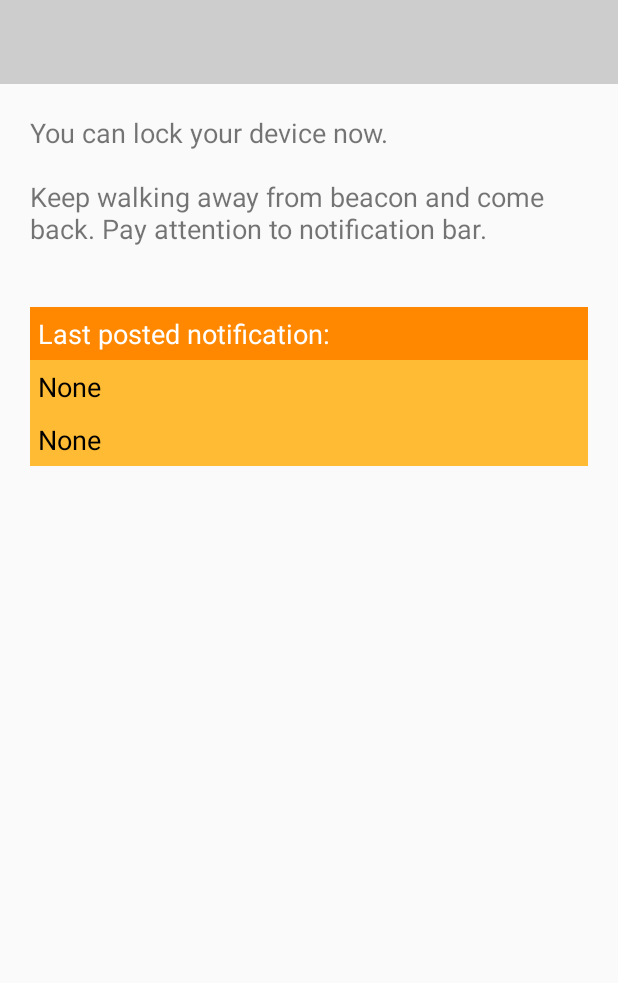
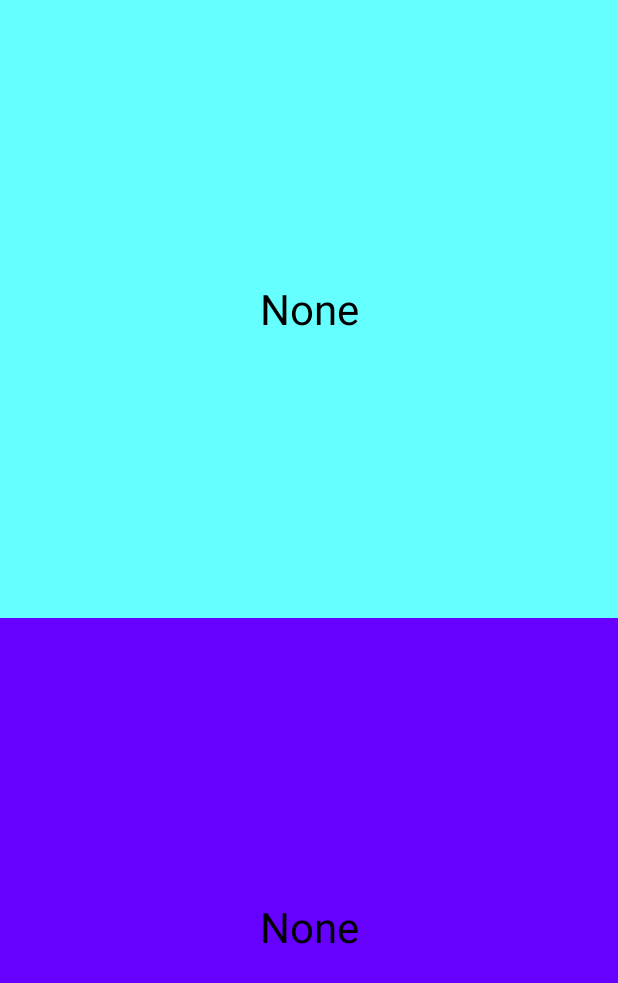
Before and after one commit to KFU-Smart-Cart/BeaconNotifyDemo-Disconnected, an Android app: the layout notify_demo.xml on its own in the app's theme, with its tools: preview values and no code run, on a phone screen of 412 x 824 dp. Shown: the top 983 px of the screen. Run offline under Robolectric (Android 15) with nearby library versions, the phone set to English and light mode, and no system bars.

Commit message:
1-Notify at start 2-fix layout and notification

```diff
--- a/src/main/AndroidManifest.xml
+++ b/src/main/AndroidManifest.xml
@@ -24,7 +24,7 @@
       android:theme="@style/EstimoteTheme">
 
     <activity
-        android:name=".activities.AllDemosActivity"
+        android:name=".activities.NotifyDemoActivity"
         android:label="Estimote Demos"
         android:screenOrientation="portrait">
       <intent-filter>
@@ -52,7 +52,7 @@
               android:label="Distance Demo"
               android:screenOrientation="portrait"/>
 
-    <activity android:name=".activities.NotifyDemoActivity"
+    <activity android:name=".activities.AllDemosActivity"
               android:label="Notify Demo"
               android:screenOrientation="portrait"/>
 
--- a/src/main/java/com/estimote/examples/demos/activities/NotifyDemoActivity.java
+++ b/src/main/java/com/estimote/examples/demos/activities/NotifyDemoActivity.java
@@ -6,6 +6,7 @@ import android.app.PendingIntent;
 import android.content.Context;
 import android.content.Intent;
 import android.os.Bundle;
+import android.support.v7.app.AppCompatActivity;
 import android.widget.TextView;
 
 import com.estimote.examples.demos.R;
@@ -28,7 +29,7 @@ import static com.estimote.sdk.BeaconManager.MonitoringListener;
  *
  * @author wiktor@estimote.com (Wiktor Gworek)
  */
-public class NotifyDemoActivity extends BaseActivity {
+public class NotifyDemoActivity extends AppCompatActivity {
 
     private static final int ICE_NOTIFICATION_ID = 123;
     private static final int BLUEBERRY_NOTIFICATION_ID = 123;
@@ -38,14 +39,15 @@ public class NotifyDemoActivity extends BaseActivity {
     private Region iceRegion;
     private Region blueberryRegion;
 
-    @Override
-    protected int getLayoutResId() {
-        return R.layout.notify_demo;
-    }
+//    @Override
+//    protected int getLayoutResId() {
+//        return R.layout.notify_demo;
+//    }
 
     @Override
     protected void onCreate(Bundle savedInstanceState) {
         super.onCreate(savedInstanceState);
+        setContentView(R.layout.notify_demo);
 
         // Beacon 1 "ice" info
         UUID iceUUID = UUID.fromString("B9407F30-F5F8-466E-AFF9-25556B57FE6D");
@@ -108,6 +110,7 @@ public class NotifyDemoActivity extends BaseActivity {
 
     private void postNotification(String Identifier , Boolean states) {
         String msg = states ? Identifier+" Entered region" : Identifier+" Exited region";
+        int beaconColor = R.drawable.beacon_gray;
         Intent notifyIntent = new Intent(NotifyDemoActivity.this, NotifyDemoActivity.class);
         notifyIntent.setFlags(Intent.FLAG_ACTIVITY_SINGLE_TOP);
         PendingIntent pendingIntent = PendingIntent.getActivities(
@@ -115,8 +118,14 @@ public class NotifyDemoActivity extends BaseActivity {
                 0,
                 new Intent[]{notifyIntent},
                 PendingIntent.FLAG_UPDATE_CURRENT);
+
+        if (Identifier.equals("ice")) {
+            beaconColor = R.drawable.beacon_ice;
+        }else if (Identifier.equals("blueberry")) {
+            beaconColor = R.drawable.beacon_blueberry;
+        }
         Notification notification = new Notification.Builder(NotifyDemoActivity.this)
-                .setSmallIcon(R.drawable.beacon_gray)
+                .setSmallIcon((beaconColor))
                 .setContentTitle("Notify Demo")
                 .setContentText(msg)
                 .setAutoCancel(true)
@@ -128,8 +137,8 @@ public class NotifyDemoActivity extends BaseActivity {
         notificationManager.notify(ICE_NOTIFICATION_ID, notification);
         notificationManager.notify(BLUEBERRY_NOTIFICATION_ID, notification);
 
-        TextView iceStatusTextView = (TextView) findViewById(R.id.ice_status);
         if (Identifier.equals("ice")) {
+            TextView iceStatusTextView = (TextView) findViewById(R.id.ice_status);
             String iceMsg = states ? "Ice Entered region" : "Ice Exited region";
             iceStatusTextView.setText(iceMsg);
         }else if (Identifier.equals("blueberry")) {
--- a/src/main/res/layout/notify_demo.xml
+++ b/src/main/res/layout/notify_demo.xml
@@ -3,54 +3,29 @@
 <LinearLayout xmlns:android="http://schemas.android.com/apk/res/android"
     android:layout_width="match_parent"
     android:layout_height="match_parent"
-    android:orientation="vertical"
-    >
+    android:orientation="vertical">
 
-  <include layout="@layout/toolbar" android:id="@+id/toolbar" />
+    <TextView
+        android:id="@+id/ice_status"
+        android:layout_width="match_parent"
+        android:layout_height="match_parent"
+        android:layout_weight=".5"
+        android:background="@color/ice"
+        android:gravity="center"
+        android:text="None"
+        android:textColor="@android:color/black"
+        android:textSize="28sp" />
 
-  <TextView
-      android:layout_width="match_parent"
-      android:layout_height="wrap_content"
-      android:padding="20dp"
-      android:textSize="18sp"
-      android:text="You can lock your device now.\n\nKeep walking away from beacon and come back. Pay attention to notification bar."
-      />
 
-  <TextView
-      android:layout_width="match_parent"
-      android:layout_height="wrap_content"
-      android:layout_marginTop="20dp"
-      android:layout_marginLeft="20dp"
-      android:layout_marginRight="20dp"
-      android:padding="5dp"
-      android:background="@android:color/holo_orange_dark"
-      android:textColor="@android:color/white"
-      android:text="Last posted notification:"
-      android:textSize="18sp"
-      />
-
-  <TextView
-      android:id="@+id/ice_status"
-      android:layout_width="match_parent"
-      android:layout_height="wrap_content"
-      android:layout_marginRight="20dp"
-      android:layout_marginLeft="20dp"
-      android:padding="5dp"
-      android:background="@android:color/holo_orange_light"
-      android:textColor="@android:color/black"
-      android:text="None"
-      android:textSize="18sp"
-      />
     <TextView
         android:id="@+id/blueberry_status"
         android:layout_width="match_parent"
-        android:layout_height="wrap_content"
-        android:layout_marginRight="20dp"
-        android:layout_marginLeft="20dp"
-        android:padding="5dp"
-        android:background="@android:color/holo_orange_light"
+        android:layout_height="match_parent"
+        android:layout_weight=".5"
+        android:background="@color/blueberry"
+        android:gravity="center"
+        android:text="None"
         android:textColor="@android:color/black"
-        android:text="None"
-        android:textSize="18sp"
-        />
+        android:textSize="28sp" />
+
 </LinearLayout>
--- a/src/main/res/values/colors.xml
+++ b/src/main/res/values/colors.xml
@@ -1,8 +1,10 @@
 <?xml version="1.0" encoding="utf-8"?>
 <resources>
 
-  <color name="primary">#ffcdcdcd</color>
-  <color name="primary_dark">#ffaeaeae</color>
-  <color name="black">#ff050505</color>
+    <color name="primary">#ffcdcdcd</color>
+    <color name="primary_dark">#ffaeaeae</color>
+    <color name="black">#ff050505</color>
+    <color name="ice">#66FFFF</color>
+    <color name="blueberry">#6600FF</color>
 
 </resources>
```
Also changed, not shown: 27 other files.
